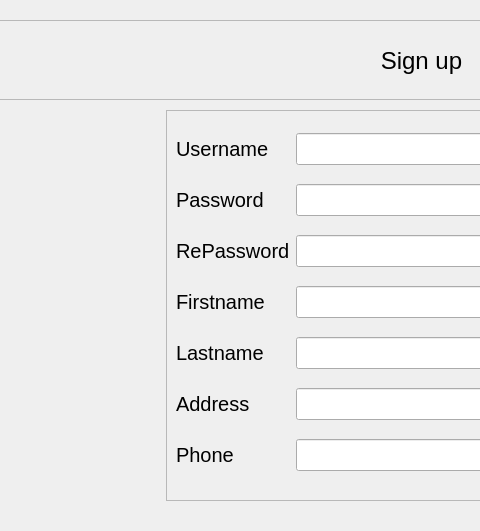
Old version of the form src/View/VIewUI/SignUp.ui in the repository Hai1205/ComputerStore-Python-; both pictures show x 164 to 644 and y 0 to 531 of the 1162 by 736 pixel window.
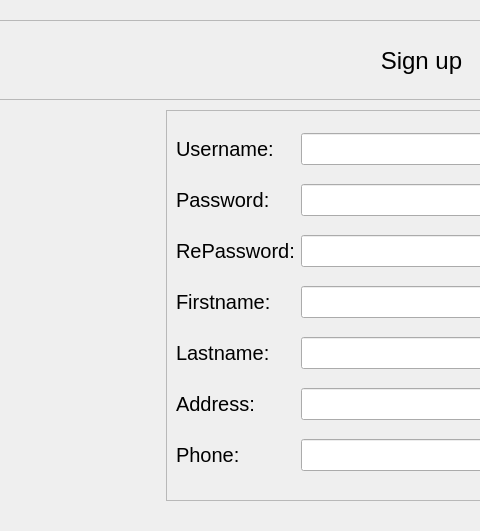
New version of the form.

What changed in the file:
```diff
--- a/src/View/VIewUI/SignUp.ui
+++ b/src/View/VIewUI/SignUp.ui
@@ -117,7 +117,7 @@
      <item row="0" column="0">
       <widget class="QLabel" name="label_2">
        <property name="text">
-        <string>Username</string>
+        <string>Username:</string>
        </property>
       </widget>
      </item>
@@ -127,7 +127,7 @@
      <item row="1" column="0">
       <widget class="QLabel" name="label_3">
        <property name="text">
-        <string>Password</string>
+        <string>Password:</string>
        </property>
       </widget>
      </item>
@@ -137,7 +137,7 @@
      <item row="2" column="0">
       <widget class="QLabel" name="label_4">
        <property name="text">
-        <string>RePassword</string>
+        <string>RePassword:</string>
        </property>
       </widget>
      </item>
@@ -147,7 +147,7 @@
      <item row="3" column="0">
       <widget class="QLabel" name="label_5">
        <property name="text">
-        <string>Firstname</string>
+        <string>Firstname:</string>
        </property>
       </widget>
      </item>
@@ -157,7 +157,7 @@
      <item row="4" column="0">
       <widget class="QLabel" name="label_6">
        <property name="text">
-        <string>Lastname</string>
+        <string>Lastname:</string>
        </property>
       </widget>
      </item>
@@ -167,7 +167,7 @@
      <item row="5" column="0">
       <widget class="QLabel" name="label_7">
        <property name="text">
-        <string>Address</string>
+        <string>Address:</string>
        </property>
       </widget>
      </item>
@@ -177,7 +177,7 @@
      <item row="6" column="0">
       <widget class="QLabel" name="label_8">
        <property name="text">
-        <string>Phone</string>
+        <string>Phone:</string>
        </property>
       </widget>
      </item>
```
